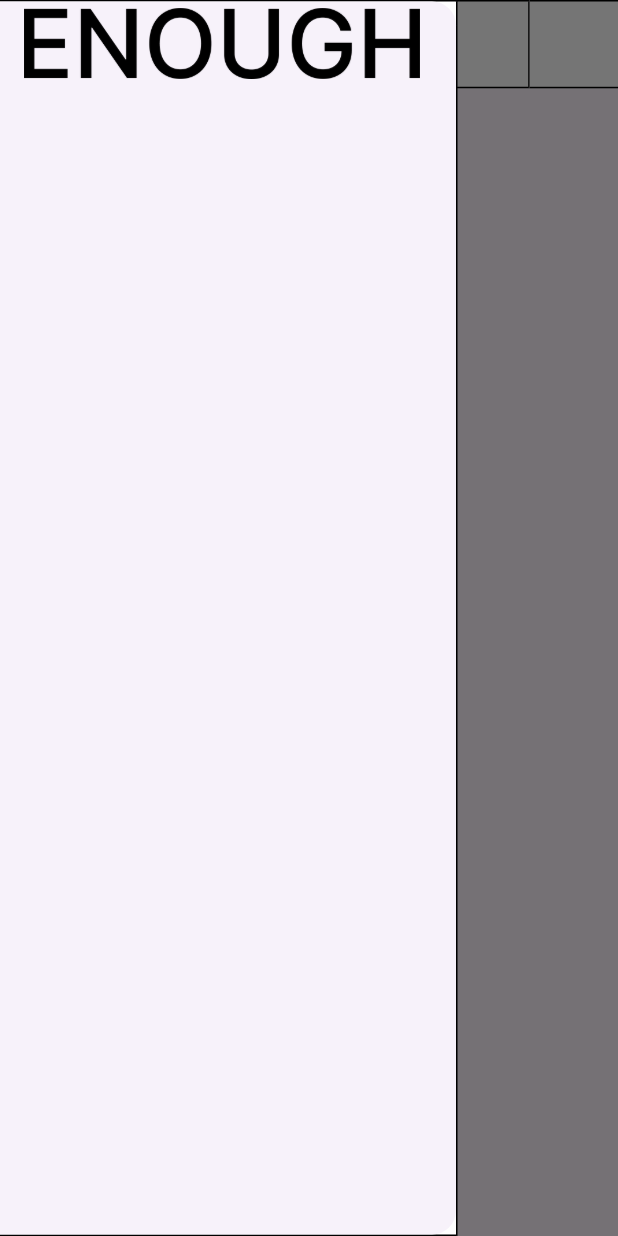
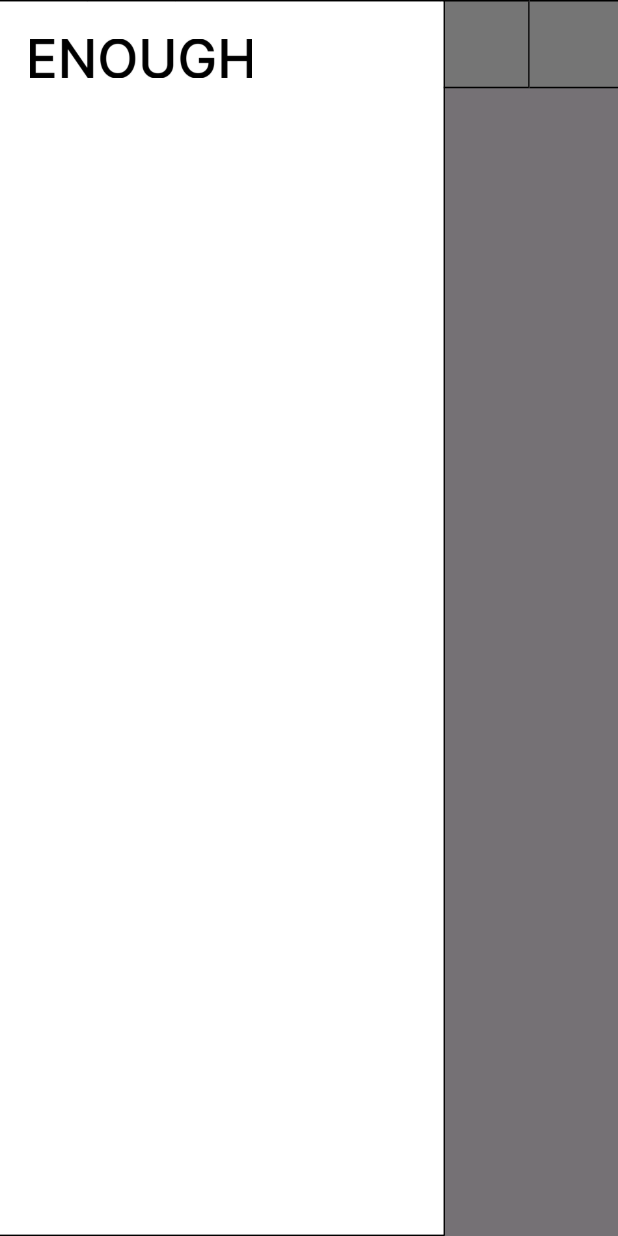
Before and after one commit to hashtag-mood/old_mecore, a Flutter app: the screen it shows after launch, with the side drawer open, on a phone screen of 412 x 824 dp. Run offline on Flutter 3.47's test engine with Material 3 defaults, Android fonts, the phone set to English and light mode, and no system bars.

Commit message:
Adjust Drawer logo image width

```diff
--- a/lib/main.dart
+++ b/lib/main.dart
@@ -27,27 +27,36 @@
 
   @override
   Widget build(BuildContext context) {
-    double mainHeight = MediaQuery.of(context).size.width / 7;
+    final double drawerWidth = MediaQuery.of(context).size.width * 0.8;
+    final double customDrawerWidth = drawerWidth * 0.9;
+    final double mainHeight = MediaQuery.of(context).size.width / 7;
     return SafeArea(
       child: Scaffold(
         key: _scaffoldKey,
         drawer: Container(
+          width: customDrawerWidth,
+          decoration: BoxDecoration(
+            border: Border(
+                top: mainBorderSide,
+                bottom: mainBorderSide,
+                right: mainBorderSide),
+          ),
           child: Drawer(
+            shape: RoundedRectangleBorder(
+                borderRadius: BorderRadius.all(Radius.zero)),
+            backgroundColor: Colors.white,
             child: ListView(
-              children: const <Widget>[
+              children: <Widget>[
                 ListTile(
-                  leading: Image(image: AssetImage('assets/img/logo.png')),
+                  contentPadding: EdgeInsets.fromLTRB(20, 10, 0, 10),
+                  leading: Image(
+                    image: AssetImage('assets/img/logo.png'),
+                    width: customDrawerWidth * 0.5,
+                  ),
                 )
               ],
             ),
           ),
-          decoration: BoxDecoration(
-              color: Colors.white,
-              border: Border(
-                  top: mainBorderSide,
-                  bottom: mainBorderSide,
-                  right: mainBorderSide),
-              borderRadius: BorderRadius.all(Radius.zero)),
         ),
         body: Stack(
           children: [
--- /dev/null
+++ b/lib/setting/drawer.dart
@@ -0,0 +1,14 @@
+import 'package:flutter/material.dart';
+
+class Drawer extends StatelessWidget {
+  final GlobalKey<ScaffoldState> _scaffoldKey = GlobalKey<ScaffoldState>();
+
+  @override
+  Widget build(BuildContext context) {
+    return MaterialApp(
+      home: Scaffold(
+        key: _scaffoldKey,
+      ),
+    );
+  }
+}
```
